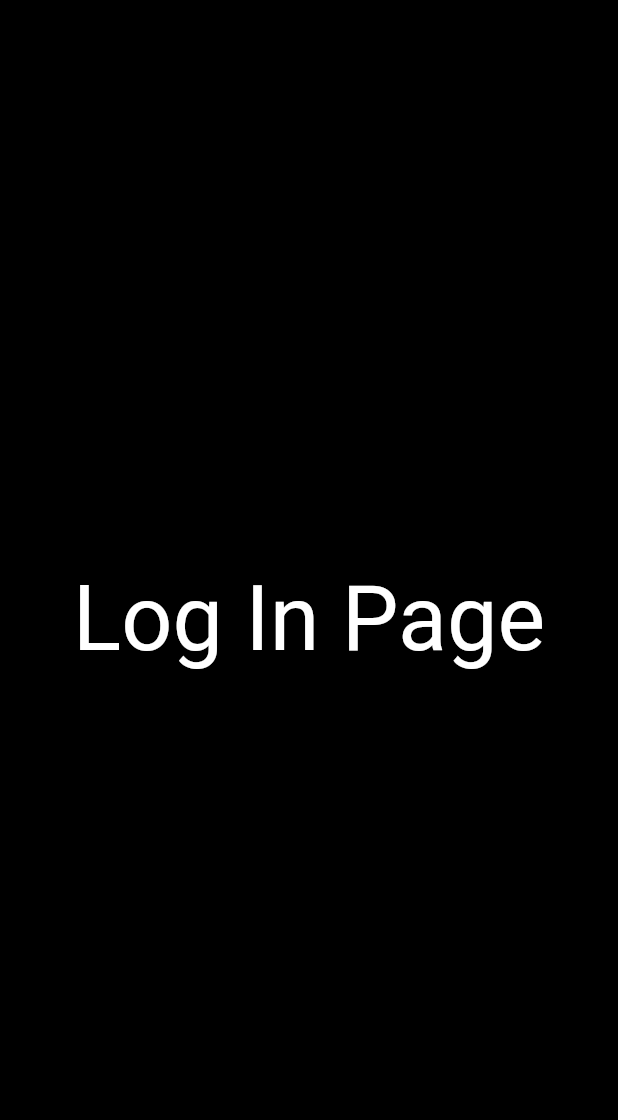
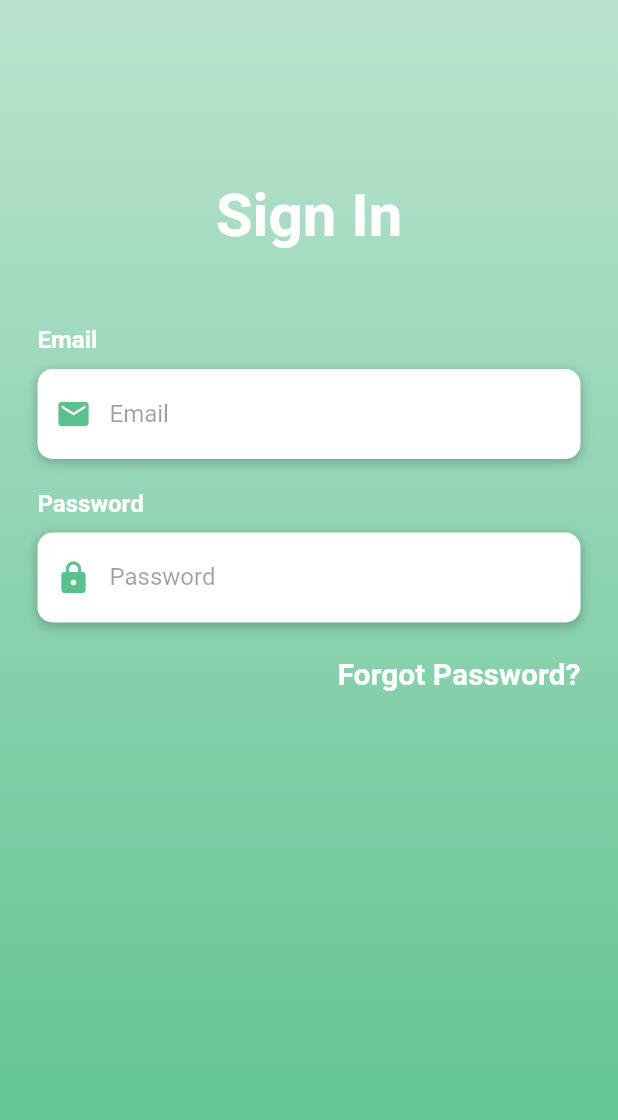
Before and after one commit to DMukeshkumar/car_fuel_efficiency, a Flutter app: the LogInPage screen opened directly, on a phone screen of 412 x 824 dp. Shown: the top 1120 px of the screen. Run offline on Flutter 3.47's test engine with Material 2 defaults, Android fonts, the phone set to English and light mode, and no system bars; our stand-ins replace curved_navigation_bar.

Commit message:
Log in page

```diff
--- a/lib/Pages/home.dart
+++ b/lib/Pages/home.dart
@@ -11,6 +11,7 @@ class HomePage extends StatelessWidget{
           'Home Page',
           style: TextStyle(fontSize: 60, color: Colors.white),
         ),
+
       ),
   );
 }
--- a/lib/Pages/log_in.dart
+++ b/lib/Pages/log_in.dart
@@ -1,16 +1,183 @@
+import 'package:flutter/cupertino.dart';
 import 'package:flutter/material.dart';
+import 'package:flutter/services.dart';
 
-class LogInPage extends StatelessWidget{
+class LogInPage extends StatefulWidget {
+  @override
+  _LogInPageState createState() => _LogInPageState();
+}
+
+class _LogInPageState extends State<LogInPage> {
+
+  bool isRememberMe = false;
+
+  Widget buildEmail() {
+    return Column(
+      crossAxisAlignment: CrossAxisAlignment.start,
+      children: <Widget>[
+        Text(
+          'Email',
+          style: TextStyle(
+            color: Colors.white,
+            fontSize: 16,
+            fontWeight: FontWeight.bold,
+          ),
+        ),
+        SizedBox(height: 10),
+        Container(
+          alignment: Alignment.centerLeft,
+          decoration: BoxDecoration(
+              color: Colors.white,
+              borderRadius: BorderRadius.circular(10),
+              boxShadow: [
+                BoxShadow(
+                    color: Colors.black26, blurRadius: 6, offset: Offset(0, 2))
+              ]),
+          height: 60,
+          child: TextField(
+            keyboardType: TextInputType.emailAddress,
+            style: TextStyle(color: Colors.black87),
+            decoration: InputDecoration(
+              border: InputBorder.none,
+              contentPadding: EdgeInsets.only(top: 14),
+              prefixIcon: Icon(Icons.email, color: Color(0xff5ac18e)),
+              hintText: 'Email',
+              hintStyle: TextStyle(color: Colors.black38),
+            ),
+          ),
+        )
+      ],
+    );
+  }
+
+  Widget buildPassword() {
+    return Column(
+      crossAxisAlignment: CrossAxisAlignment.start,
+      children: <Widget>[
+        Text(
+          'Password',
+          style: TextStyle(
+            color: Colors.white,
+            fontSize: 16,
+            fontWeight: FontWeight.bold,
+          ),
+        ),
+        SizedBox(height: 10),
+        Container(
+          alignment: Alignment.centerLeft,
+          decoration: BoxDecoration(
+              color: Colors.white,
+              borderRadius: BorderRadius.circular(10),
+              boxShadow: [
+                BoxShadow(
+                    color: Colors.black26, blurRadius: 6, offset: Offset(0, 2))
+              ]),
+          height: 60,
+          child: TextField(
+            obscureText: true,
+            style: TextStyle(color: Colors.black87),
+            decoration: InputDecoration(
+              border: InputBorder.none,
+              contentPadding: EdgeInsets.only(top: 14),
+              prefixIcon: Icon(Icons.lock, color: Color(0xff5ac18e)),
+              hintText: 'Password',
+              hintStyle: TextStyle(color: Colors.black38),
+            ),
+          ),
+        )
+      ],
+    );
+  }
+
+  Widget buildForgotPassButton() {
+    return Container(
+      alignment: Alignment.centerRight,
+      child: FlatButton(
+        onPressed: () => print("Forgot Password Pressed"),
+        padding: EdgeInsets.only(right: 0),
+        child: Text(
+          'Forgot Password?',
+          style: TextStyle(
+            color: Colors.white,
+            fontWeight: FontWeight.bold,
+            fontSize: 20,
+          ),
+        ),
+      ),
+    );
+  }
+
+  Widget buildRemeberCheckBox() {
+    return Container(
+      height: 20,
+      child: Row(
+        children: <Widget>[
+          Theme(
+            data: ThemeData(unselectedWidgetColor: Colors.white),
+            child: Checkbox(
+              value: isRememberMe,
+              checkColor: Colors.green,
+              activeColor: Colors.white,
+              onChanged: (value){
+                setState(() {
+                  isRememberMe = value;
+                });
+              },
+            ),
+          )
+        ],
+      ),
+    );
+  }
 
   @override
-  Widget build(BuildContext context) => Scaffold(
-
-    backgroundColor: Colors.black,
-    body: Center(
-      child: Text(
-        'Log In Page',
-        style: TextStyle(fontSize: 60, color: Colors.white),
+  Widget build(BuildContext context) {
+    return Scaffold(
+      body: AnnotatedRegion<SystemUiOverlayStyle>(
+        value: SystemUiOverlayStyle.light,
+        child: GestureDetector(
+          child: Stack(
+            children: <Widget>[
+              Container(
+                height: double.infinity,
+                width: double.infinity,
+                decoration: BoxDecoration(
+                    gradient: LinearGradient(
+                        begin: Alignment.topCenter,
+                        end: Alignment.bottomCenter,
+                        colors: [
+                      Color(0x665ac18e),
+                      Color(0x995ac18e),
+                      Color(0xcc5ac18e),
+                      Color(0xff5ac18e),
+                    ])),
+                child: SingleChildScrollView(
+                  physics: AlwaysScrollableScrollPhysics(),
+                  padding: EdgeInsets.symmetric(horizontal: 25, vertical: 120),
+                  child: Column(
+                    mainAxisAlignment: MainAxisAlignment.center,
+                    children: <Widget>[
+                      Text(
+                        'Sign In',
+                        style: TextStyle(
+                            color: Colors.white,
+                            fontSize: 40,
+                            fontWeight: FontWeight.bold),
+                      ),
+                      SizedBox(height: 50),
+                      buildEmail(),
+                      SizedBox(height: 20),
+                      buildPassword(),
+                      SizedBox(height: 10),
+                      buildForgotPassButton(),
+                    ],
+                  ),
+                ),
+              )
+            ],
+          ),
+        ),
       ),
-    ),
-  );
+    );
+  }
 }
--- a/lib/main.dart
+++ b/lib/main.dart
@@ -1,8 +1,8 @@
-import 'package:car_fuel_efficiency/Pages/chart.dart';
 import 'package:car_fuel_efficiency/Pages/home.dart';
-import 'package:car_fuel_efficiency/Pages/log_in.dart';
 import 'package:car_fuel_efficiency/Pages/settings.dart';
 import 'package:car_fuel_efficiency/Pages/speed.dart';
+import 'package:car_fuel_efficiency/Pages/log_in.dart';
+import 'package:car_fuel_efficiency/Pages/chart.dart';
 import 'package:curved_navigation_bar/curved_navigation_bar.dart';
 import 'package:flutter/material.dart';
 
@@ -21,24 +21,25 @@ class _MainPageState extends State<MainPage> {
 
   final screens =[
     HomePage(),
+    SettingsPage(),
+    SpeedPage(),
     LogInPage(),
-    SpeedPage(),
-    SettingsPage(),
-    ChartPage(),
+    //ChartPage(),
   ];
 
   @override
   Widget build(BuildContext context) {
     final items = <Widget>[
-      //Icon(Icons.home,size: 30,),
+      Icon(Icons.home,size: 30,),
       Icon(Icons.settings, size: 30),
       Icon(Icons.speed, size: 30),
       Icon(Icons.person, size: 30),
-      Icon(Icons.add_chart, size: 30),
+      //Icon(Icons.add_chart, size: 30),
 
     ];
 
     return MaterialApp(
+
       home: Scaffold(
         extendBody: true,
         backgroundColor: Colors.white30,
--- a/pubspec.yaml
+++ b/pubspec.yaml
@@ -32,7 +32,7 @@ dependencies:
 
   curved_navigation_bar: ^1.0.1
 
-
+  flutter_svg: ^0.17.4
 
 
   # The following adds the Cupertino Icons font to your application.
```
Also changed, not shown: pubspec.lock.
